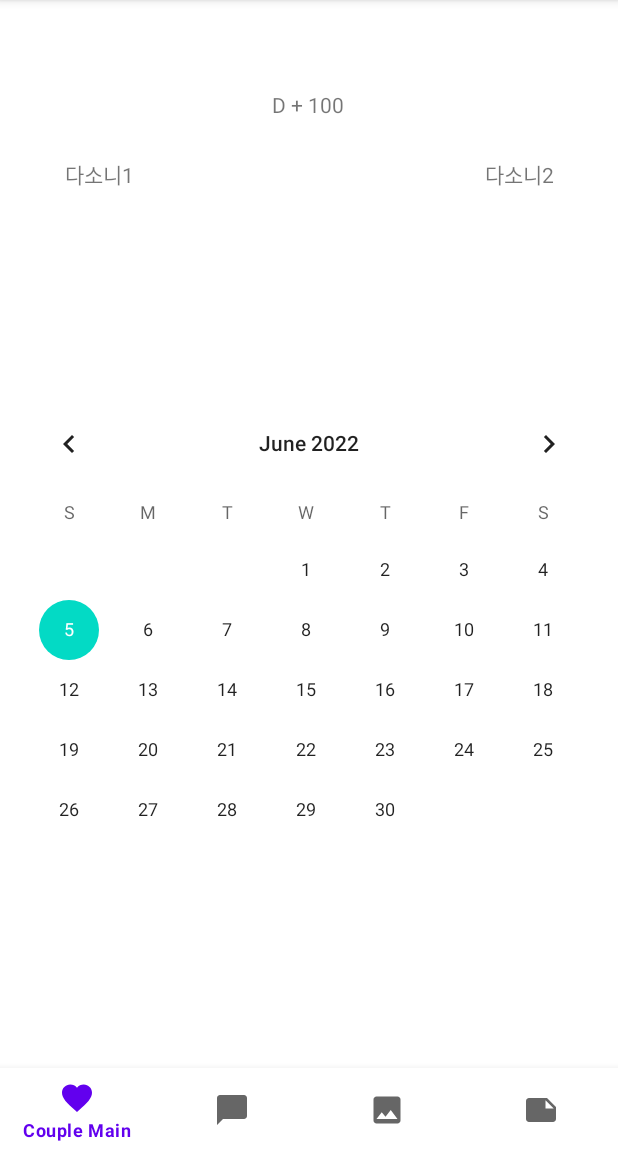
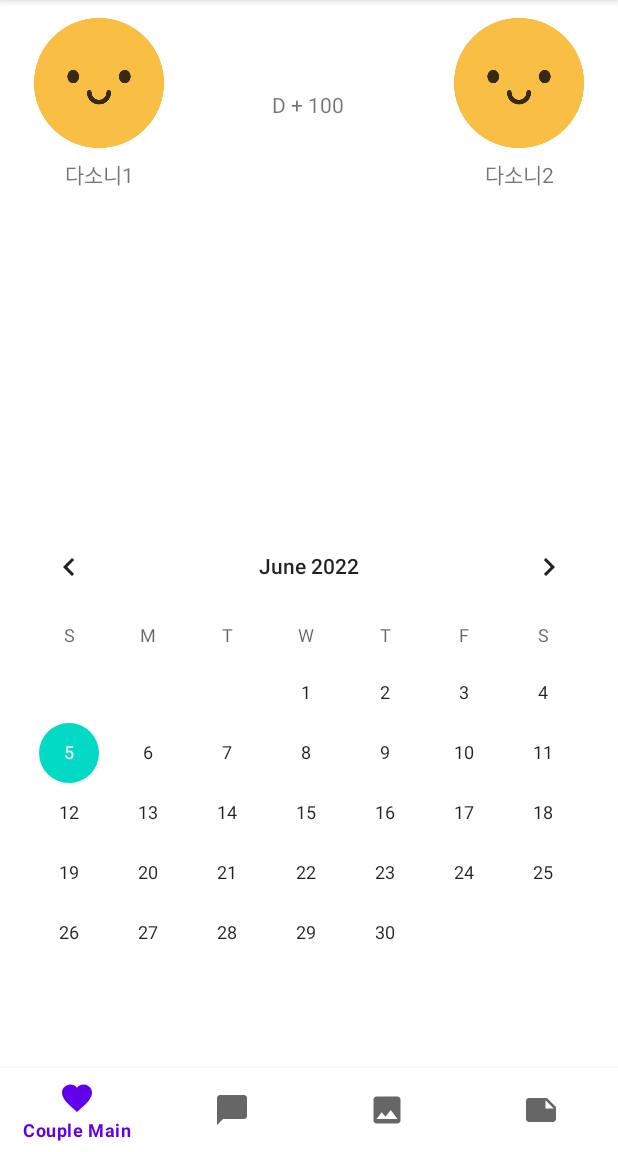
Before and after one commit to hyesukwon0406/SE-Project, an Android app: the CoupleMainFragment screen opened directly, with no data from a screen before it, on a phone screen of 412 x 824 dp, the part 84-1236 px from its top. Run offline under Robolectric (Android 15) with nearby library versions, the phone set to English and light mode, and no system bars.

Commit message:
메인화면 수정2

```diff
--- a/Dasoni/app/src/main/res/layout/fragment_couple_main.xml
+++ b/Dasoni/app/src/main/res/layout/fragment_couple_main.xml
@@ -18,7 +18,7 @@
         app:layout_constraintBottom_toTopOf="@+id/user1nickname"
         app:layout_constraintEnd_toEndOf="parent"
         app:layout_constraintTop_toTopOf="parent"
-        tools:src="@drawable/face" />
+        android:src="@drawable/face" />
 
     <ImageView
         android:id="@+id/user1feeling"
@@ -29,7 +29,7 @@
         app:layout_constraintBottom_toTopOf="@+id/user2nickname"
         app:layout_constraintStart_toStartOf="parent"
         app:layout_constraintTop_toTopOf="parent"
-        tools:src="@drawable/face" />
+        android:src="@drawable/face" />
 
     <TextView
         android:id="@+id/dDayText"
@@ -65,7 +65,7 @@
     <CalendarView
         android:id="@+id/calendarView"
         android:layout_width="0dp"
-        android:layout_height="450dp"
+        android:layout_height="368dp"
         app:layout_constraintBottom_toBottomOf="parent"
         app:layout_constraintEnd_toEndOf="parent"
         app:layout_constraintStart_toStartOf="parent"
```
Also changed, not shown: Dasoni/app/src/main/java/com/hyesuhandh/dasoni/Fragment/CoupleMainFragment.java (+38 -2 lines).
